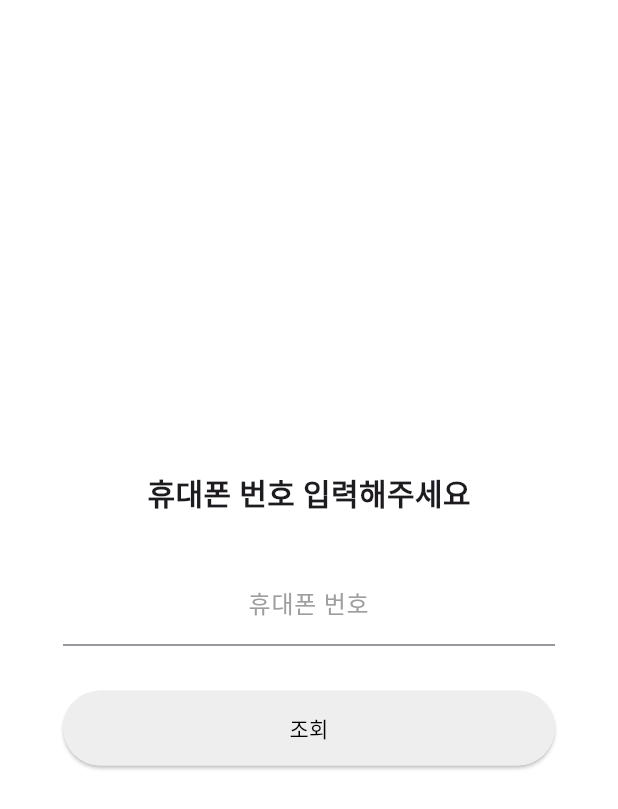
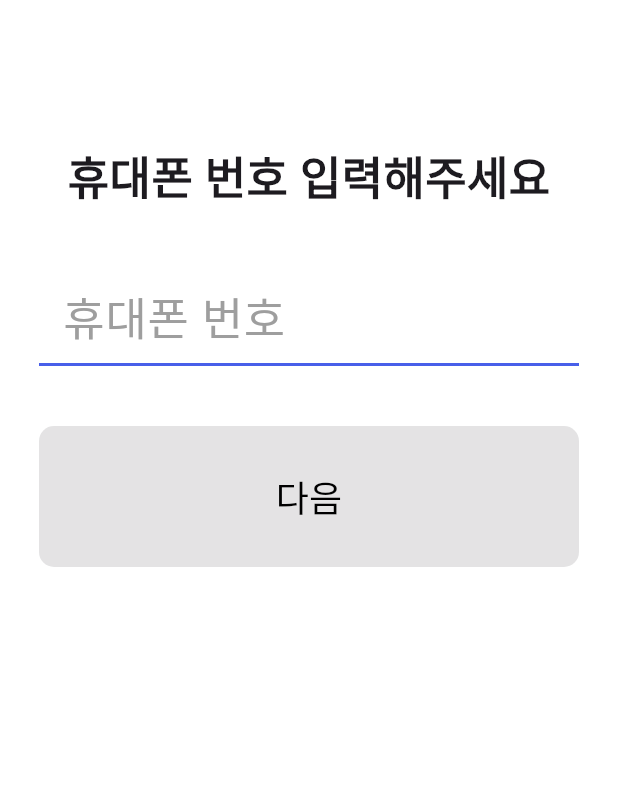
Before and after one commit to publichealthcenter/flutter-front-back, a Flutter app: the Acceptance screen opened by its route, on a phone screen of 412 x 824 dp. Shown: the top 809 px of the screen. Run offline on Flutter 3.47's test engine with Material 3 defaults, Android fonts, the phone set to English and light mode, and no system bars; our stand-ins replace dio, flutter_riverpod.

Commit message:
수납 디자인 변경

```diff
--- a/lib/acceptance.dart
+++ b/lib/acceptance.dart
@@ -1,6 +1,7 @@
 import 'package:flutter/material.dart';
 import 'package:flutter/services.dart';
-import 'package:untitled/acceptance_detail_screen.dart';
+
+import 'acceptance_detail_screen.dart';
 
 class Acceptance extends StatefulWidget {
   const Acceptance({super.key});
@@ -12,6 +13,15 @@ class Acceptance extends StatefulWidget {
 class _AcceptanceState extends State<Acceptance> {
   final _formKey = GlobalKey<FormState>();
   String _phoneNumber = '';
+  bool _isButtonActive = false;
+
+  void _handleInputChange(String value) {
+    final formattedValue = PhoneNumberFormatter.formatPhoneNumber(value);
+    setState(() {
+      _phoneNumber = formattedValue;
+      _isButtonActive = formattedValue.length > 3; // ###-####-####
+    });
+  }
 
   void _submitForm() async {
     if (_formKey.currentState!.validate()) {
@@ -21,68 +31,80 @@ class _AcceptanceState extends State<Acceptance> {
       ));
     }
   }
-
   @override
   Widget build(BuildContext context) {
-    return Center(
-      child: ConstrainedBox(
-        constraints: const BoxConstraints(maxWidth: 360, maxHeight: 400),
-        child: Scaffold(
+    return Scaffold(
       backgroundColor: Colors.white,
-          body: Padding(
-            padding: const EdgeInsets.all(16.0),
-            child: Form(
-              key: _formKey,
+      body: Container(
+        alignment: Alignment.topCenter,
         child: Column(
-                mainAxisAlignment: MainAxisAlignment.center,
-                crossAxisAlignment: CrossAxisAlignment.center,
           children: [
-                  Text('휴대폰 번호 입력해주세요', style: const TextStyle(
-                    fontSize: 20,
-                    fontWeight: FontWeight.w700,
-                  )),
-                  const SizedBox(height: 30),
-                  TextFormField(
+            const SizedBox(height: 96),
+            Text(
+              '휴대폰 번호 입력해주세요',
+              style: const TextStyle(
+                fontSize: 30,
+                fontWeight: FontWeight.w600,
+              ),
+            ),
+            const SizedBox(height: 40),
+            // 입력 필드
+            Container(
+              width: 360,
+              child: TextField(
                 keyboardType: TextInputType.phone,
                 inputFormatters: [
                   FilteringTextInputFormatter.digitsOnly,
                   PhoneNumberFormatter(),
                 ],
-                    textAlign: TextAlign.center,
+                textAlign: TextAlign.start,
+                style: const TextStyle(
+                  fontSize: 30,
+                  fontWeight: FontWeight.w500,
+                ),
                 decoration: InputDecoration(
-                      hintText: '휴대폰 번호',
+                  hintText: '  휴대폰 번호',
+
                   hintStyle: TextStyle(color: Colors.grey.shade500),
-                      border: UnderlineInputBorder(
-                        borderSide: BorderSide(color: Colors.blue.shade400),
+                  enabledBorder: const UnderlineInputBorder(
+                    borderSide: BorderSide(width:2, color: Color(0xFF485FE9)),
+
                   ),
-                      contentPadding: const EdgeInsets.symmetric(vertical: 16),
+                  focusedBorder: const OutlineInputBorder(
+                    borderSide: BorderSide(width:2, color: Color(0xFF000000)),
                   ),
-                    validator: (value) {
-                      if (value == null || value.length != 13) {
-                        return '유효한 휴대폰 번호를 입력해주세요.';
-                      }
-                      return null;
-                    },
-                    onSaved: (value) {
-                      _phoneNumber = value!;
-                    },
                 ),
-                  const SizedBox(height: 30),
-                  SizedBox(
-                    width: double.infinity,
-                    height: 50,
+                onChanged: _handleInputChange,
+              ),
+            ),
+            const SizedBox(height: 40),
+            // 버튼
+            Container(
+              width: 360,
               child: ElevatedButton(
                 style: ElevatedButton.styleFrom(
-                        backgroundColor: Colors.grey.shade200,
-                      ),
-                      onPressed: _submitForm,
-                      child: const Text('조회', style: TextStyle(color: Colors.black)),
+                  shape: RoundedRectangleBorder(
+                      borderRadius: BorderRadius.circular(10)),
+                  backgroundColor: _isButtonActive
+                      ? const Color(0xFF788aF8)
+                      : const Color(0xFFF6F6F6),
+                  padding: const EdgeInsets.symmetric(
+                    horizontal: 100,
+                    vertical: 30,
                   ),
                 ),
-                ],
+                onPressed: _isButtonActive ? _submitForm : null,
+                child: Text(
+                  '다음',
+                  style: TextStyle(
+                    fontSize: 24,
+                    color: _isButtonActive ? Colors.black : Colors.black,
                   ),
                 ),
               ),
+            ),
+            const SizedBox(height: 300),
+          ],
         ),
       ),
     );
@@ -95,19 +117,22 @@ class PhoneNumberFormatter extends TextInputFormatter {
       TextEditingValue oldValue,
       TextEditingValue newValue,
       ) {
-    final text = newValue.text;
-    if (text.length <= 3) {
-      return newValue;
-    } else if (text.length <= 7) {
-      return newValue.copyWith(
-        text: '${text.substring(0, 3)}-${text.substring(3)}',
-        selection: TextSelection.collapsed(offset: text.length + 1),
+    final text = newValue.text.replaceAll(RegExp(r'\D'), ''); // 숫자만 유지
+    return TextEditingValue(
+      text: formatPhoneNumber(text),
+      selection: TextSelection.collapsed(
+        offset: formatPhoneNumber(text).length,
+      ),
     );
+  }
+
+  static String formatPhoneNumber(String value) {
+    if (value.length <= 3) {
+      return value;
+    } else if (value.length <= 7) {
+      return '${value.substring(0, 3)}-${value.substring(3)}';
     } else {
-      return newValue.copyWith(
-        text: '${text.substring(0, 3)}-${text.substring(3, 7)}-${text.substring(7)}',
-        selection: TextSelection.collapsed(offset: text.length + 2),
-      );
+      return '${value.substring(0, 3)}-${value.substring(3, 7)}-${value.substring(7)}';
     }
   }
 }
```
Lines whose indentation alone changed are shown as unchanged.
